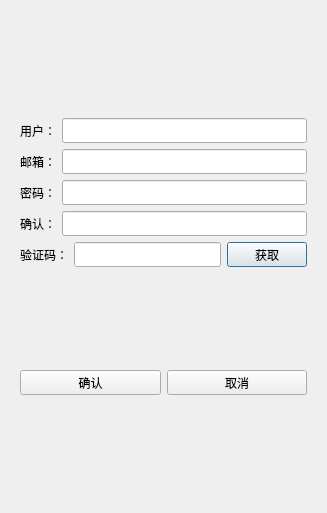
Above: client/llfcchat/registerdialog.ui from xiegd/chat before the change. Below: the same form after it.
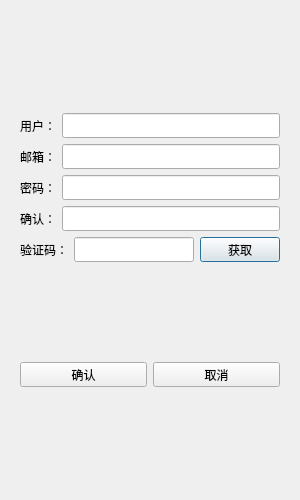
That is the form after the change.

```diff
--- a/client/llfcchat/registerdialog.ui
+++ b/client/llfcchat/registerdialog.ui
@@ -6,10 +6,22 @@
    <rect>
     <x>0</x>
     <y>0</y>
-    <width>327</width>
-    <height>513</height>
+    <width>300</width>
+    <height>500</height>
    </rect>
   </property>
+  <property name="minimumSize">
+   <size>
+    <width>300</width>
+    <height>500</height>
+   </size>
+  </property>
+  <property name="maximumSize">
+   <size>
+    <width>300</width>
+    <height>500</height>
+   </size>
+  </property>
   <property name="windowTitle">
    <string>Dialog</string>
   </property>
```
